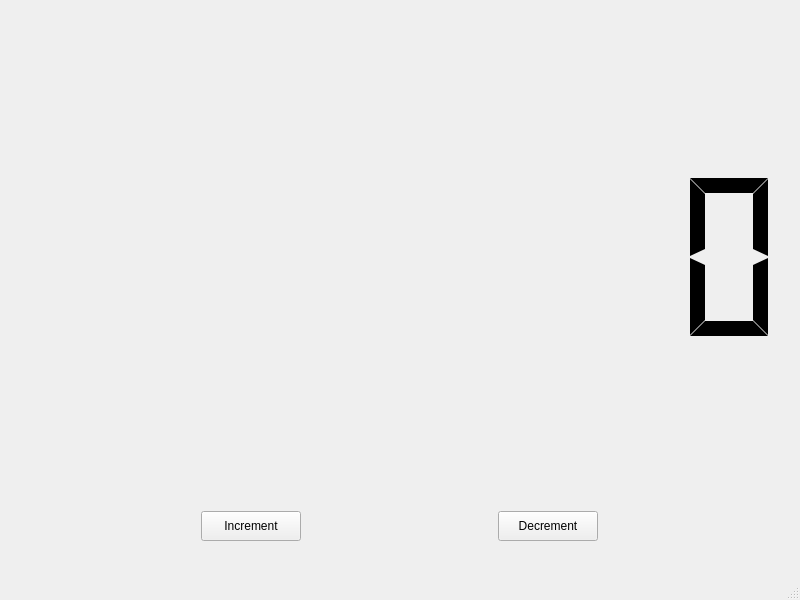
Old version of the form mainwindow.ui in the repository siyka-au/qtdro.
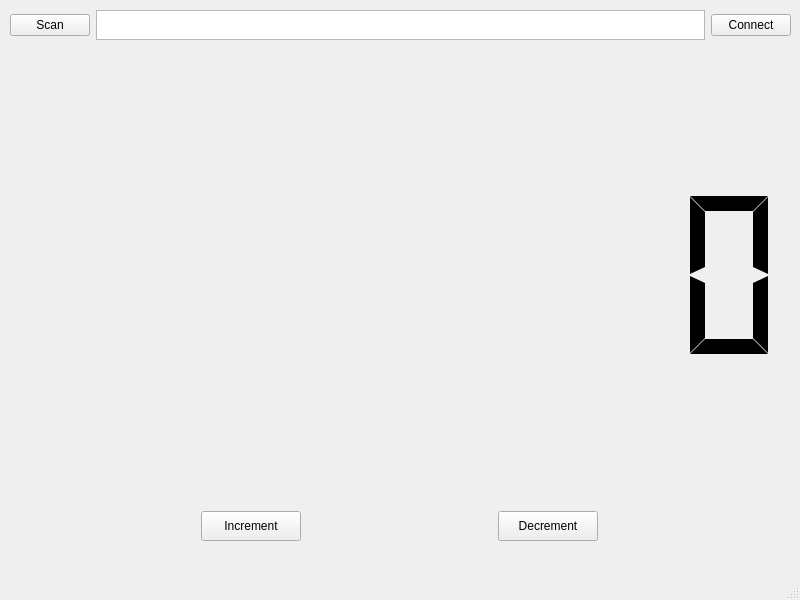
New version of the form.

Commit message: Modified the GUI to start scanning for bluetooth devices

The edit to the form file:
```diff
--- a/mainwindow.ui
+++ b/mainwindow.ui
@@ -27,6 +27,37 @@
      <property name="sizeConstraint">
       <enum>QLayout::SetMaximumSize</enum>
      </property>
+     <item>
+      <layout class="QHBoxLayout" name="horizontalLayoutConnection">
+       <property name="sizeConstraint">
+        <enum>QLayout::SetMinimumSize</enum>
+       </property>
+       <item>
+        <widget class="QPushButton" name="pushButtonScan">
+         <property name="text">
+          <string>Scan</string>
+         </property>
+        </widget>
+       </item>
+       <item>
+        <widget class="QListWidget" name="listWidgetDevices">
+         <property name="maximumSize">
+          <size>
+           <width>16777215</width>
+           <height>30</height>
+          </size>
+         </property>
+        </widget>
+       </item>
+       <item>
+        <widget class="QPushButton" name="pushButtonConnect">
+         <property name="text">
+          <string>Connect</string>
+         </property>
+        </widget>
+       </item>
+      </layout>
+     </item>
      <item>
       <widget class="QLCDNumber" name="lcdNumber">
        <property name="sizePolicy">
```
Left out of the diff: 4 changed lines with no effect on the pictures.
